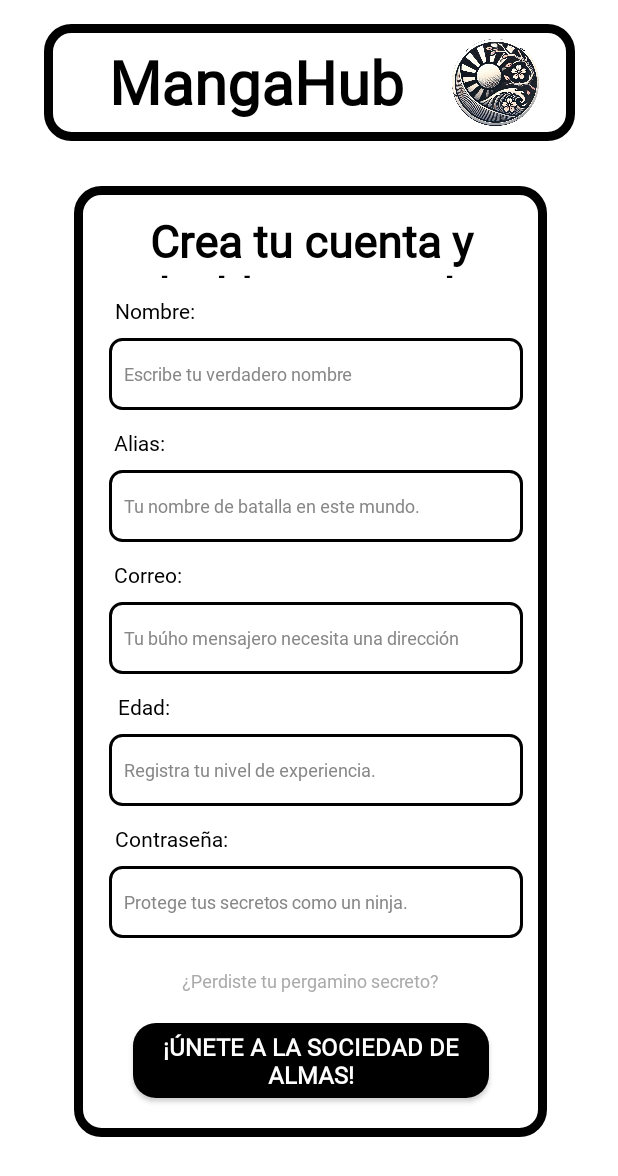
After one commit to yaellxo/ProyectoMoviles, an Android app built with Jetpack Compose: the layout register_activity.xml on its own in the app's theme, with its tools: preview values and no code run, on a phone screen of 412 x 824 dp. The commit adds this screen. Shown: the top 1176 px of the screen. Run offline under Robolectric (Android 15) with nearby library versions, the phone set to English and light mode, and no system bars.

Commit message:
Register

```diff
--- a/app/src/main/res/layout/login_activity.xml
+++ b/app/src/main/res/layout/login_activity.xml
@@ -182,10 +182,6 @@
         app:layout_constraintStart_toStartOf="parent"
         app:layout_constraintTop_toTopOf="parent">
 
-        <!-- TextView -->
-
-        <!-- Button -->
-
         <TextView
             android:id="@+id/tvRegistro"
             android:layout_width="328dp"
--- /dev/null
+++ b/app/src/main/res/layout/register_activity.xml
@@ -0,0 +1,253 @@
+<androidx.constraintlayout.widget.ConstraintLayout xmlns:android="http://schemas.android.com/apk/res/android"
+    xmlns:app="http://schemas.android.com/apk/res-auto"
+    xmlns:tools="http://schemas.android.com/tools"
+    android:layout_width="match_parent"
+    android:layout_height="match_parent"
+    android:background="@android:color/white"
+    tools:context=".MainActivity">
+
+    <androidx.constraintlayout.widget.ConstraintLayout
+        android:layout_width="354dp"
+        android:layout_height="78dp"
+        android:layout_marginTop="16dp"
+        android:background="@drawable/border_shape"
+        android:padding="8dp"
+        app:layout_constraintEnd_toEndOf="parent"
+        app:layout_constraintStart_toStartOf="parent"
+        app:layout_constraintTop_toTopOf="parent">
+
+        <TextView
+            android:id="@+id/HeaderTitle"
+            android:layout_width="228dp"
+            android:layout_height="54dp"
+            android:layout_marginStart="16dp"
+            android:layout_marginTop="5dp"
+            android:layout_marginEnd="5dp"
+            android:layout_marginBottom="8dp"
+            android:fontFamily="@font/sawarabi"
+            android:gravity="center"
+            android:text="@string/Titulo"
+            android:textColor="@android:color/black"
+            android:textSize="40sp"
+            android:textStyle="bold"
+            app:layout_constraintBottom_toBottomOf="parent"
+            app:layout_constraintEnd_toStartOf="@+id/ivLogo"
+            app:layout_constraintHorizontal_bias="0.454"
+            app:layout_constraintStart_toStartOf="parent"
+            app:layout_constraintTop_toTopOf="parent"
+            app:layout_constraintVertical_bias="0.384" />
+
+        <ImageView
+            android:id="@+id/ivLogo"
+            android:layout_width="74dp"
+            android:layout_height="58dp"
+            android:layout_marginEnd="8dp"
+            android:contentDescription="@string/logo_description"
+            android:src="@drawable/logo"
+            app:layout_constraintBottom_toBottomOf="parent"
+            app:layout_constraintEnd_toEndOf="parent"
+            app:layout_constraintTop_toTopOf="parent"
+            app:layout_constraintVertical_bias="0.428" />
+    </androidx.constraintlayout.widget.ConstraintLayout>
+
+    <androidx.constraintlayout.widget.ConstraintLayout
+        android:layout_width="315dp"
+        android:layout_height="634dp"
+        android:layout_marginTop="124dp"
+        android:background="@drawable/border_shape"
+        android:padding="16dp"
+        app:layout_constraintEnd_toEndOf="parent"
+        app:layout_constraintHorizontal_bias="0.51"
+        app:layout_constraintStart_toStartOf="parent"
+        app:layout_constraintTop_toTopOf="parent">
+
+        <TextView
+            android:id="@+id/tvTitle"
+            android:layout_width="229dp"
+            android:layout_height="45dp"
+            android:fontFamily="@font/sawarabi"
+            android:gravity="center"
+            android:text="@string/RegistroText"
+            android:textColor="@android:color/black"
+            android:textSize="30sp"
+            android:textStyle="bold"
+            app:layout_constraintEnd_toEndOf="parent"
+            app:layout_constraintStart_toStartOf="parent"
+            app:layout_constraintTop_toTopOf="parent" />
+
+        <TextView
+            android:layout_width="wrap_content"
+            android:layout_height="wrap_content"
+            android:layout_marginTop="12dp"
+            android:fontFamily="@font/sawarabi"
+            android:text="Nombre:"
+            android:textColor="@android:color/black"
+            app:layout_constraintEnd_toEndOf="parent"
+            app:layout_constraintHorizontal_bias="0.049"
+            app:layout_constraintStart_toStartOf="parent"
+            app:layout_constraintTop_toBottomOf="@id/tvTitle" />
+
+        <EditText
+            android:id="@+id/etNombre"
+            android:layout_width="276dp"
+            android:layout_height="48dp"
+            android:layout_marginTop="40dp"
+            android:background="@drawable/border_layout"
+            android:fontFamily="@font/sawarabi"
+            android:hint="@string/escribe_tu_verdadero_nombre"
+            android:padding="10dp"
+            android:textColor="@color/black"
+            android:textColorHint="@color/grey"
+            android:textSize="12sp"
+            app:layout_constraintEnd_toEndOf="parent"
+            app:layout_constraintHorizontal_bias="1.0"
+            app:layout_constraintStart_toStartOf="parent"
+            app:layout_constraintTop_toBottomOf="@id/tvTitle" />
+
+        <TextView
+            android:layout_width="wrap_content"
+            android:layout_height="wrap_content"
+            android:layout_marginTop="12dp"
+            android:fontFamily="@font/sawarabi"
+            android:text="Alias:"
+            android:textColor="@android:color/black"
+            app:layout_constraintEnd_toEndOf="parent"
+            app:layout_constraintHorizontal_bias="0.044"
+            app:layout_constraintStart_toStartOf="parent"
+            app:layout_constraintTop_toBottomOf="@id/etNombre" />
+
+        <EditText
+            android:id="@+id/etAlias"
+            android:layout_width="276dp"
+            android:layout_height="48dp"
+            android:layout_marginTop="40dp"
+            android:background="@drawable/border_layout"
+            android:fontFamily="@font/sawarabi"
+            android:hint="@string/tu_nombre_de_batalla_en_este_mundo"
+            android:padding="10dp"
+            android:textColor="@color/black"
+            android:textColorHint="@color/grey"
+            android:textSize="12sp"
+            app:layout_constraintEnd_toEndOf="parent"
+            app:layout_constraintHorizontal_bias="1.0"
+            app:layout_constraintStart_toStartOf="parent"
+            app:layout_constraintTop_toBottomOf="@id/etNombre" />
+
+        <TextView
+            android:layout_width="wrap_content"
+            android:layout_height="wrap_content"
+            android:layout_marginTop="12dp"
+            android:fontFamily="@font/sawarabi"
+            android:text="Correo:"
+            android:textColor="@android:color/black"
+            app:layout_constraintEnd_toEndOf="parent"
+            app:layout_constraintHorizontal_bias="0.046"
+            app:layout_constraintStart_toStartOf="parent"
+            app:layout_constraintTop_toBottomOf="@id/etAlias" />
+
+        <EditText
+            android:id="@+id/etCorreo"
+            android:layout_width="276dp"
+            android:layout_height="48dp"
+            android:layout_marginTop="40dp"
+            android:background="@drawable/border_layout"
+            android:fontFamily="@font/sawarabi"
+            android:hint="@string/tu_b_ho_mensajero_necesita_una_direcci_n"
+            android:padding="10dp"
+            android:textColor="@color/black"
+            android:textColorHint="@color/grey"
+            android:textSize="12sp"
+            app:layout_constraintEnd_toEndOf="parent"
+            app:layout_constraintHorizontal_bias="1.0"
+            app:layout_constraintStart_toStartOf="parent"
+            app:layout_constraintTop_toBottomOf="@id/etAlias" />
+
+        <TextView
+            android:layout_width="wrap_content"
+            android:layout_height="wrap_content"
+            android:layout_marginTop="12dp"
+            android:fontFamily="@font/sawarabi"
+            android:text="Edad:"
+            android:textColor="@android:color/black"
+            app:layout_constraintEnd_toEndOf="parent"
+            app:layout_constraintHorizontal_bias="0.053"
+            app:layout_constraintStart_toStartOf="parent"
+            app:layout_constraintTop_toBottomOf="@id/etCorreo" />
+
+        <EditText
+            android:id="@+id/etEdad"
+            android:layout_width="276dp"
+            android:layout_height="48dp"
+            android:layout_marginTop="40dp"
+            android:background="@drawable/border_layout"
+            android:fontFamily="@font/sawarabi"
+            android:hint="@string/registra_tu_nivel_de_experiencia"
+            android:padding="10dp"
+            android:textColor="@color/black"
+            android:textColorHint="@color/grey"
+            android:textSize="12sp"
+            app:layout_constraintEnd_toEndOf="parent"
+            app:layout_constraintHorizontal_bias="1.0"
+            app:layout_constraintStart_toStartOf="parent"
+            app:layout_constraintTop_toBottomOf="@id/etCorreo" />
+
+        <TextView
+            android:layout_width="wrap_content"
+            android:layout_height="wrap_content"
+            android:layout_marginTop="12dp"
+            android:fontFamily="@font/sawarabi"
+            android:text="Contraseña:"
+            android:textColor="@android:color/black"
+            app:layout_constraintEnd_toEndOf="parent"
+            app:layout_constraintHorizontal_bias="0.053"
+            app:layout_constraintStart_toStartOf="parent"
+            app:layout_constraintTop_toBottomOf="@id/etEdad" />
+
+        <EditText
+            android:id="@+id/etClave"
+            android:layout_width="276dp"
+            android:layout_height="48dp"
+            android:layout_marginTop="40dp"
+            android:background="@drawable/border_layout"
+            android:fontFamily="@font/sawarabi"
+            android:hint="@string/protege_tus_secretos_como_un_ninja"
+            android:padding="10dp"
+            android:textColor="@color/black"
+            android:textColorHint="@color/grey"
+            android:textSize="12sp"
+            app:layout_constraintEnd_toEndOf="parent"
+            app:layout_constraintHorizontal_bias="1.0"
+            app:layout_constraintStart_toStartOf="parent"
+            app:layout_constraintTop_toBottomOf="@id/etEdad" />
+
+        <TextView
+            android:id="@+id/tvRecover"
+            android:layout_width="wrap_content"
+            android:layout_height="wrap_content"
+            android:layout_marginTop="20dp"
+            android:fontFamily="@font/sawarabi"
+            android:text="@string/perdiste_tu_pergamino_secreto"
+            android:textColor="@android:color/darker_gray"
+            android:textSize="12sp"
+            app:layout_constraintEnd_toEndOf="parent"
+            app:layout_constraintStart_toStartOf="parent"
+            app:layout_constraintTop_toBottomOf="@id/etClave" />
+
+        <Button
+            android:id="@+id/btnInicioSesion"
+            android:layout_width="237dp"
+            android:layout_height="50dp"
+            android:layout_marginTop="20dp"
+            android:background="@drawable/rounded_button"
+            android:fontFamily="@font/sawarabi"
+            android:text="@string/nete_a_la_sociedad_de_almas"
+            android:textColor="@android:color/white"
+            android:textSize="16sp"
+            android:textStyle="bold"
+            app:layout_constraintEnd_toEndOf="parent"
+            app:layout_constraintHorizontal_bias="0.511"
+            app:layout_constraintStart_toStartOf="parent"
+            app:layout_constraintTop_toBottomOf="@id/tvRecover" />
+    </androidx.constraintlayout.widget.ConstraintLayout>
+
+</androidx.constraintlayout.widget.ConstraintLayout>
--- a/app/src/main/res/values/strings.xml
+++ b/app/src/main/res/values/strings.xml
@@ -8,4 +8,10 @@
     <string name="perdiste_tu_pergamino_secreto">¿Perdiste tu pergamino secreto?</string>
     <string name="es_hora_de_la_acci_n">¡Es hora de la acción!</string>
     <string name="RegistroText">Crea tu cuenta y desbloquea todo un universo de historias.</string>
+    <string name="escribe_tu_verdadero_nombre">Escribe tu verdadero nombre</string>
+    <string name="tu_b_ho_mensajero_necesita_una_direcci_n">Tu búho mensajero necesita una dirección</string>
+    <string name="tu_nombre_de_batalla_en_este_mundo">Tu nombre de batalla en este mundo.</string>
+    <string name="registra_tu_nivel_de_experiencia">Registra tu nivel de experiencia.</string>
+    <string name="protege_tus_secretos_como_un_ninja">Protege tus secretos como un ninja.</string>
+    <string name="nete_a_la_sociedad_de_almas">¡Únete a la sociedad de almas!</string>
 </resources>
```
